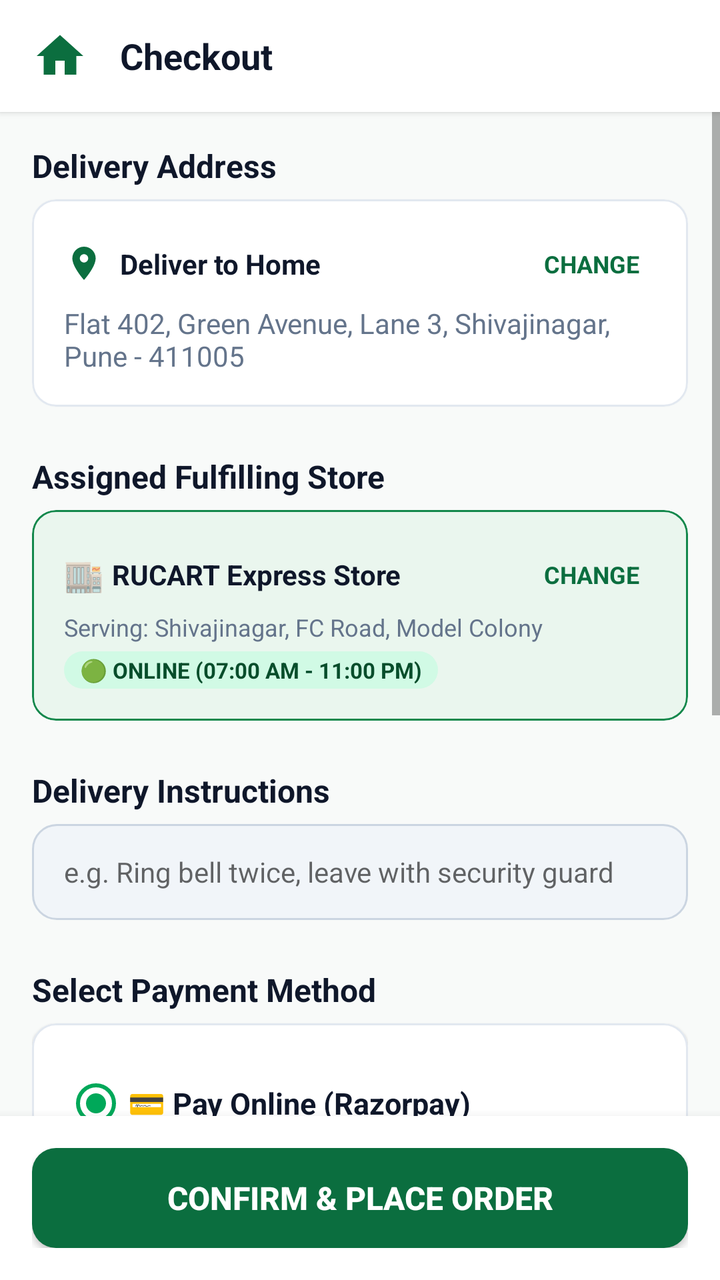
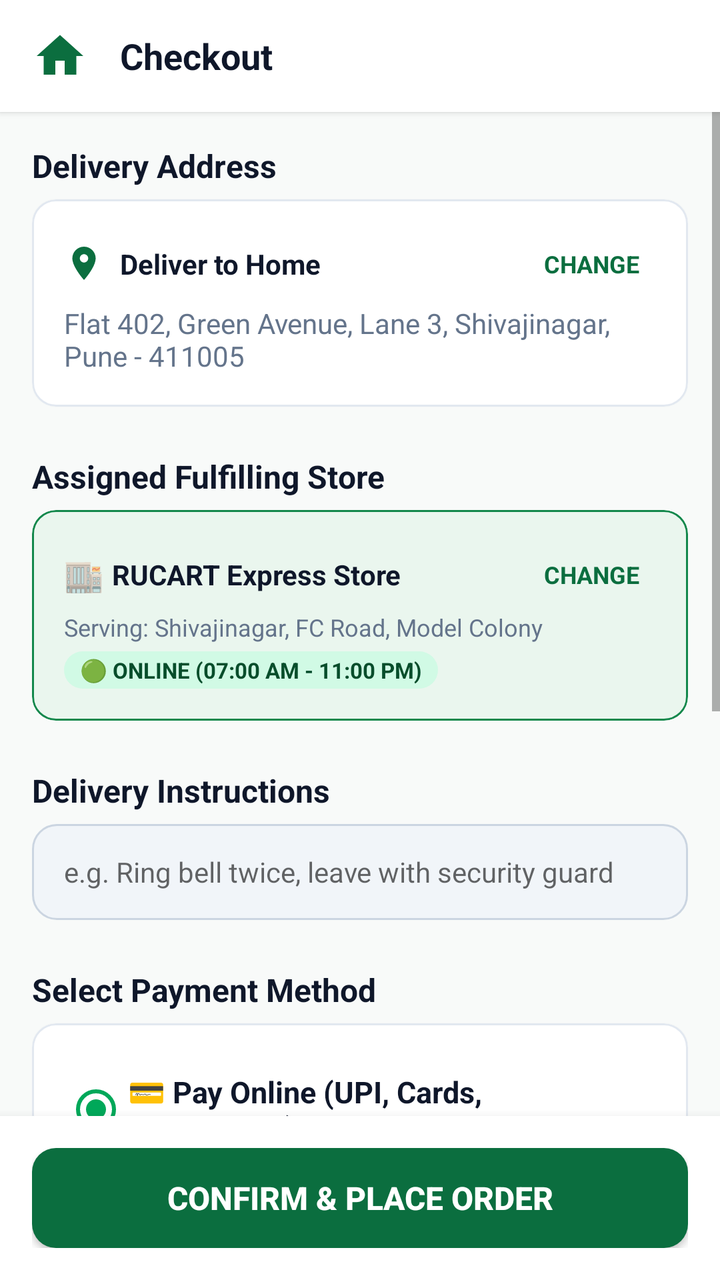

Before-and-after screenshots of an Android layout around one commit, followed by the original layout XML and the change that was made.
<!-- AndroidManifest.xml: application theme Theme.Rucart -->
<!-- res/layout/activity_checkout.xml -->
<?xml version="1.0" encoding="utf-8"?>
<LinearLayout xmlns:android="http://schemas.android.com/apk/res/android"
    xmlns:app="http://schemas.android.com/apk/res-auto"
    android:layout_width="match_parent"
    android:layout_height="match_parent"
    android:background="@color/window_background"
    android:orientation="vertical">

    
    <LinearLayout
        android:layout_width="match_parent"
        android:layout_height="56dp"
        android:background="@color/white"
        android:elevation="2dp"
        android:gravity="center_vertical"
        android:orientation="horizontal"
        android:paddingHorizontal="@dimen/spacing_medium">

        <ImageView
            android:id="@+id/btnBackCheckout"
            android:layout_width="28dp"
            android:layout_height="28dp"
            android:background="?attr/selectableItemBackgroundBorderless"
            android:src="@drawable/ic_home" />

        <TextView
            android:layout_width="0dp"
            android:layout_height="wrap_content"
            android:layout_marginStart="@dimen/spacing_medium"
            android:layout_weight="1"
            android:text="Checkout"
            android:textColor="@color/text_primary"
            android:textSize="@dimen/text_heading"
            android:textStyle="bold" />
    </LinearLayout>

    <ScrollView
        android:layout_width="match_parent"
        android:layout_height="0dp"
        android:layout_weight="1"
        android:fillViewport="true">

        <LinearLayout
            android:layout_width="match_parent"
            android:layout_height="wrap_content"
            android:orientation="vertical"
            android:padding="@dimen/spacing_medium">

            
            <TextView
                android:layout_width="wrap_content"
                android:layout_height="wrap_content"
                android:text="Delivery Address"
                android:textColor="@color/text_primary"
                android:textSize="@dimen/text_subheading"
                android:textStyle="bold" />

            <com.google.android.material.card.MaterialCardView
                android:layout_width="match_parent"
                android:layout_height="wrap_content"
                android:layout_marginTop="6dp"
                app:cardCornerRadius="@dimen/corner_radius_medium"
                app:cardElevation="1dp"
                app:strokeColor="@color/divider_color"
                app:strokeWidth="1dp">

                <LinearLayout
                    android:layout_width="match_parent"
                    android:layout_height="wrap_content"
                    android:orientation="vertical"
                    android:padding="@dimen/spacing_medium">

                    <LinearLayout
                        android:layout_width="match_parent"
                        android:layout_height="wrap_content"
                        android:gravity="center_vertical"
                        android:orientation="horizontal">

                        <ImageView
                            android:layout_width="20dp"
                            android:layout_height="20dp"
                            android:src="@drawable/ic_location" />

                        <TextView
                            android:id="@+id/tvCheckoutAddressTitle"
                            android:layout_width="0dp"
                            android:layout_height="wrap_content"
                            android:layout_marginStart="@dimen/spacing_small"
                            android:layout_weight="1"
                            android:text="Deliver to Home"
                            android:textColor="@color/text_primary"
                            android:textSize="@dimen/text_body"
                            android:textStyle="bold" />

                        <TextView
                            android:id="@+id/btnChangeAddress"
                            android:layout_width="wrap_content"
                            android:layout_height="wrap_content"
                            android:padding="@dimen/spacing_small"
                            android:text="CHANGE"
                            android:textColor="@color/primary_green"
                            android:textSize="12sp"
                            android:textStyle="bold" />
                    </LinearLayout>

                    <TextView
                        android:id="@+id/tvCheckoutFullAddress"
                        android:layout_width="match_parent"
                        android:layout_height="wrap_content"
                        android:layout_marginTop="4dp"
                        android:text="Flat 402, Green Avenue, Lane 3, Shivajinagar, Pune - 411005"
                        android:textColor="@color/text_secondary"
                        android:textSize="@dimen/text_body" />
                </LinearLayout>
            </com.google.android.material.card.MaterialCardView>

            
            <TextView
                android:layout_width="wrap_content"
                android:layout_height="wrap_content"
                android:layout_marginTop="@dimen/spacing_large"
                android:text="Assigned Fulfilling Store"
                android:textColor="@color/text_primary"
                android:textSize="@dimen/text_subheading"
                android:textStyle="bold" />

            <com.google.android.material.card.MaterialCardView
                android:layout_width="match_parent"
                android:layout_height="wrap_content"
                android:layout_marginTop="6dp"
                app:cardBackgroundColor="@color/primary_green_ultra_light"
                app:cardCornerRadius="@dimen/corner_radius_medium"
                app:cardElevation="0dp"
                app:strokeColor="@color/primary_green_light"
                app:strokeWidth="1dp">

                <LinearLayout
                    android:layout_width="match_parent"
                    android:layout_height="wrap_content"
                    android:orientation="vertical"
                    android:padding="@dimen/spacing_medium">

                    <LinearLayout
                        android:layout_width="match_parent"
                        android:layout_height="wrap_content"
                        android:gravity="center_vertical"
                        android:orientation="horizontal">

                        <TextView
                            android:layout_width="wrap_content"
                            android:layout_height="wrap_content"
                            android:text="🏬 "
                            android:textSize="16sp" />

                        <TextView
                            android:id="@+id/tvCheckoutStoreName"
                            android:layout_width="0dp"
                            android:layout_height="wrap_content"
                            android:layout_weight="1"
                            android:text="RUCART Express Store"
                            android:textColor="@color/text_primary"
                            android:textSize="14sp"
                            android:textStyle="bold" />

                        <TextView
                            android:id="@+id/btnChangeStoreCheckout"
                            android:layout_width="wrap_content"
                            android:layout_height="wrap_content"
                            android:padding="@dimen/spacing_small"
                            android:text="CHANGE"
                            android:textColor="@color/primary_green"
                            android:textSize="12sp"
                            android:textStyle="bold" />
                    </LinearLayout>

                    <TextView
                        android:id="@+id/tvCheckoutStoreArea"
                        android:layout_width="match_parent"
                        android:layout_height="wrap_content"
                        android:layout_marginTop="2dp"
                        android:text="Serving: Shivajinagar, FC Road, Model Colony"
                        android:textColor="@color/text_secondary"
                        android:textSize="12sp" />

                    <TextView
                        android:id="@+id/tvCheckoutStoreStatus"
                        android:layout_width="wrap_content"
                        android:layout_height="wrap_content"
                        android:layout_marginTop="4dp"
                        android:background="@drawable/bg_badge_green"
                        android:paddingHorizontal="8dp"
                        android:paddingVertical="2dp"
                        android:text="🟢 ONLINE (07:00 AM - 11:00 PM)"
                        android:textColor="@color/primary_green_dark"
                        android:textSize="11sp"
                        android:textStyle="bold" />
                </LinearLayout>
            </com.google.android.material.card.MaterialCardView>

            
            <TextView
                android:layout_width="wrap_content"
                android:layout_height="wrap_content"
                android:layout_marginTop="@dimen/spacing_large"
                android:text="Delivery Instructions"
                android:textColor="@color/text_primary"
                android:textSize="@dimen/text_subheading"
                android:textStyle="bold" />

            <EditText
                android:id="@+id/etInstructions"
                android:layout_width="match_parent"
                android:layout_height="48dp"
                android:layout_marginTop="6dp"
                android:background="@drawable/bg_input_field"
                android:hint="e.g. Ring bell twice, leave with security guard"
                android:inputType="text"
                android:paddingHorizontal="@dimen/spacing_medium"
                android:textColor="@color/text_primary"
                android:textSize="@dimen/text_body" />

            
            <TextView
                android:layout_width="wrap_content"
                android:layout_height="wrap_content"
                android:layout_marginTop="@dimen/spacing_large"
                android:text="Select Payment Method"
                android:textColor="@color/text_primary"
                android:textSize="@dimen/text_subheading"
                android:textStyle="bold" />

            <com.google.android.material.card.MaterialCardView
                android:layout_width="match_parent"
                android:layout_height="wrap_content"
                android:layout_marginTop="6dp"
                app:cardCornerRadius="@dimen/corner_radius_medium"
                app:cardElevation="1dp"
                app:strokeColor="@color/divider_color"
                app:strokeWidth="1dp">

                <RadioGroup
                    android:id="@+id/rgPaymentMethod"
                    android:layout_width="match_parent"
                    android:layout_height="wrap_content"
                    android:padding="@dimen/spacing_medium">

                    
                    <RadioButton
                        android:id="@+id/rbOnline"
                        android:layout_width="match_parent"
                        android:layout_height="wrap_content"
                        android:checked="true"
                        android:paddingVertical="8dp"
                        android:text="💳 Pay Online (Razorpay)"
                        android:textColor="@color/text_primary"
                        android:textSize="15sp"
                        android:textStyle="bold" />

                    <TextView
                        android:layout_width="match_parent"
                        android:layout_height="wrap_content"
                        android:layout_marginStart="32dp"
                        android:layout_marginBottom="8dp"
                        android:text="UPI (GPay / PhonePe / Paytm), Cards, NetBanking &amp; Wallets"
                        android:textColor="@color/primary_green_dark"
                        android:textSize="12sp" />

                    <View
                        android:layout_width="match_parent"
                        android:layout_height="1dp"
                        android:layout_marginVertical="4dp"
                        android:background="@color/divider_color" />

                    
                    <RadioButton
                        android:id="@+id/rbCOD"
                        android:layout_width="match_parent"
                        android:layout_height="wrap_content"
                        android:paddingVertical="8dp"
                        android:text="💵 Cash on Delivery"
                        android:textColor="@color/text_primary"
                        android:textSize="15sp"
                        android:textStyle="bold" />

                    <TextView
                        android:layout_width="match_parent"
                        android:layout_height="wrap_content"
                        android:layout_marginStart="32dp"
                        android:text="Pay cash or UPI at your doorstep upon arrival"
                        android:textColor="@color/text_secondary"
                        android:textSize="12sp" />
                </RadioGroup>
            </com.google.android.material.card.MaterialCardView>

            
            <TextView
                android:layout_width="wrap_content"
                android:layout_height="wrap_content"
                android:layout_marginTop="@dimen/spacing_large"
                android:text="Bill Breakdown"
                android:textColor="@color/text_primary"
                android:textSize="@dimen/text_subheading"
                android:textStyle="bold" />

            <com.google.android.material.card.MaterialCardView
                android:layout_width="match_parent"
                android:layout_height="wrap_content"
                android:layout_marginTop="6dp"
                app:cardCornerRadius="@dimen/corner_radius_medium"
                app:cardElevation="1dp"
                app:strokeColor="@color/divider_color"
                app:strokeWidth="1dp">

                <LinearLayout
                    android:layout_width="match_parent"
                    android:layout_height="wrap_content"
                    android:orientation="vertical"
                    android:padding="@dimen/spacing_medium">

                    <LinearLayout
                        android:layout_width="match_parent"
                        android:layout_height="wrap_content"
                        android:orientation="horizontal">

                        <TextView
                            android:layout_width="0dp"
                            android:layout_height="wrap_content"
                            android:layout_weight="1"
                            android:text="Items Total"
                            android:textColor="@color/text_secondary"
                            android:textSize="@dimen/text_body" />

                        <TextView
                            android:id="@+id/tvCheckoutItemTotal"
                            android:layout_width="wrap_content"
                            android:layout_height="wrap_content"
                            android:text="₹0"
                            android:textColor="@color/text_primary"
                            android:textSize="@dimen/text_body"
                            android:textStyle="bold" />
                    </LinearLayout>

                    <LinearLayout
                        android:layout_width="match_parent"
                        android:layout_height="wrap_content"
                        android:layout_marginTop="6dp"
                        android:orientation="horizontal">

                        <TextView
                            android:layout_width="0dp"
                            android:layout_height="wrap_content"
                            android:layout_weight="1"
                            android:text="Delivery Fee"
                            android:textColor="@color/text_secondary"
                            android:textSize="@dimen/text_body" />

                        <TextView
                            android:id="@+id/tvCheckoutDeliveryFee"
                            android:layout_width="wrap_content"
                            android:layout_height="wrap_content"
                            android:text="₹20"
                            android:textColor="@color/text_primary"
                            android:textSize="@dimen/text_body"
                            android:textStyle="bold" />
                    </LinearLayout>

                    <View
                        android:layout_width="match_parent"
                        android:layout_height="1dp"
                        android:layout_marginVertical="@dimen/spacing_small"
                        android:background="@color/divider_color" />

                    <LinearLayout
                        android:layout_width="match_parent"
                        android:layout_height="wrap_content"
                        android:orientation="horizontal">

                        <TextView
                            android:layout_width="0dp"
                            android:layout_height="wrap_content"
                            android:layout_weight="1"
                            android:text="Total Amount To Pay"
                            android:textColor="@color/text_primary"
                            android:textSize="@dimen/text_subheading"
                            android:textStyle="bold" />

                        <TextView
                            android:id="@+id/tvCheckoutGrandTotal"
                            android:layout_width="wrap_content"
                            android:layout_height="wrap_content"
                            android:text="₹20"
                            android:textColor="@color/primary_green"
                            android:textSize="20sp"
                            android:textStyle="bold" />
                    </LinearLayout>
                </LinearLayout>
            </com.google.android.material.card.MaterialCardView>

        </LinearLayout>
    </ScrollView>

    
    <LinearLayout
        android:layout_width="match_parent"
        android:layout_height="wrap_content"
        android:background="@color/white"
        android:elevation="8dp"
        android:orientation="vertical"
        android:padding="@dimen/spacing_medium">

        <androidx.appcompat.widget.AppCompatButton
            android:id="@+id/btnPlaceOrderFinal"
            android:layout_width="match_parent"
            android:layout_height="50dp"
            android:background="@drawable/bg_button_primary"
            android:text="Confirm &amp; Place Order"
            android:textColor="@color/white"
            android:textSize="@dimen/text_subheading"
            android:textStyle="bold" />

        <ProgressBar
            android:id="@+id/pbCheckout"
            android:layout_width="32dp"
            android:layout_height="32dp"
            android:layout_gravity="center"
            android:layout_marginTop="8dp"
            android:indeterminateTint="@color/primary_green"
            android:visibility="gone" />
    </LinearLayout>

</LinearLayout>
<!-- resources referenced by this layout -->
<resources>
  <color name="divider_color">#E2E8F0</color>
  <color name="primary_green">#0B6E3F</color>
  <color name="primary_green_dark">#074D2B</color>
  <color name="primary_green_light">#13884C</color>
  <color name="primary_green_ultra_light">#EAF6EE</color>
  <color name="text_primary">#0F172A</color>
  <color name="text_secondary">#64748B</color>
  <color name="white">#FFFFFF</color>
  <color name="window_background">#F8FAF9</color>
  <dimen name="corner_radius_medium">12dp</dimen>
  <dimen name="spacing_large">24dp</dimen>
  <dimen name="spacing_medium">16dp</dimen>
  <dimen name="spacing_small">8dp</dimen>
  <dimen name="text_body">14sp</dimen>
  <dimen name="text_heading">18sp</dimen>
  <dimen name="text_subheading">16sp</dimen>
  <!-- drawable bg_badge_green (drawable) -->
  <?xml version="1.0" encoding="utf-8"?>
  <shape xmlns:android="http://schemas.android.com/apk/res/android"
      android:shape="rectangle">
      <solid android:color="@color/accent_green_light" />
      <corners android:radius="@dimen/corner_radius_pill" />
  </shape>
  <!-- drawable bg_button_primary (drawable) -->
  <?xml version="1.0" encoding="utf-8"?>
  <ripple xmlns:android="http://schemas.android.com/apk/res/android"
      android:color="#33FFFFFF">
      <item>
          <shape android:shape="rectangle">
              <solid android:color="@color/primary_green" />
              <corners android:radius="@dimen/corner_radius_medium" />
          </shape>
      </item>
  </ripple>
  <!-- drawable bg_input_field (drawable) -->
  <?xml version="1.0" encoding="utf-8"?>
  <selector xmlns:android="http://schemas.android.com/apk/res/android">
      <item android:state_focused="true">
          <shape android:shape="rectangle">
              <solid android:color="@color/white" />
              <stroke
                  android:width="1.5dp"
                  android:color="@color/primary_green" />
              <corners android:radius="@dimen/corner_radius_medium" />
          </shape>
      </item>
      <item>
          <shape android:shape="rectangle">
              <solid android:color="@color/input_background" />
              <stroke
                  android:width="1dp"
                  android:color="@color/input_stroke" />
              <corners android:radius="@dimen/corner_radius_medium" />
          </shape>
      </item>
  </selector>
  <!-- drawable ic_home (drawable) -->
  <vector xmlns:android="http://schemas.android.com/apk/res/android"
      android:width="24dp"
      android:height="24dp"
      android:viewportWidth="24"
      android:viewportHeight="24">
      <path
          android:fillColor="@color/primary_green"
          android:pathData="M10,20v-6h4v6h5v-8h3L12,3 2,12h3v8z" />
  </vector>
  <!-- drawable ic_location (drawable) -->
  <vector xmlns:android="http://schemas.android.com/apk/res/android"
      android:width="24dp"
      android:height="24dp"
      android:viewportWidth="24"
      android:viewportHeight="24">
      <path
          android:fillColor="@color/primary_green"
          android:pathData="M12,2C8.13,2 5,5.13 5,9c0,5.25 7,13 7,13s7,-7.75 7,-13c0,-3.87 -3.13,-7 -7,-7zm0,9.5c-1.38,0 -2.5,-1.12 -2.5,-2.5s1.12,-2.5 2.5,-2.5 2.5,1.12 2.5,2.5 -1.12,2.5 -2.5,2.5z" />
  </vector>
  <color name="accent_green_light">#D1FAE5</color>
  <dimen name="corner_radius_pill">999dp</dimen>
  <color name="input_background">#F1F5F9</color>
  <color name="input_stroke">#CBD5E1</color>
  <color name="text_on_primary">#FFFFFF</color>
  <color name="accent_green">#00A859</color>
  <!-- unchanged entries left out for length: 1 -->
</resources>

<!-- the commit's change to res/layout/activity_checkout.xml (unified diff, before → after) -->
@@ -251,7 +251,7 @@
                         android:layout_height="wrap_content"
                         android:checked="true"
                         android:paddingVertical="8dp"
-                        android:text="💳 Pay Online (Razorpay)"
+                        android:text="💳 Pay Online (UPI, Cards, NetBanking)"
                         android:textColor="@color/text_primary"
                         android:textSize="15sp"
                         android:textStyle="bold" />
